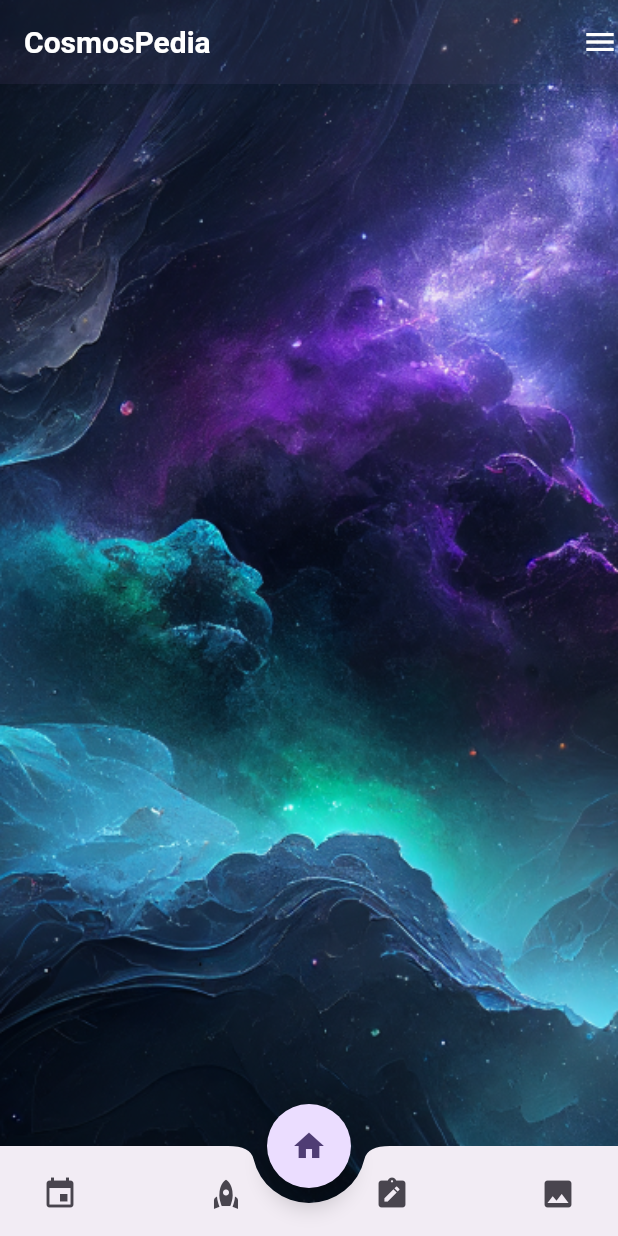
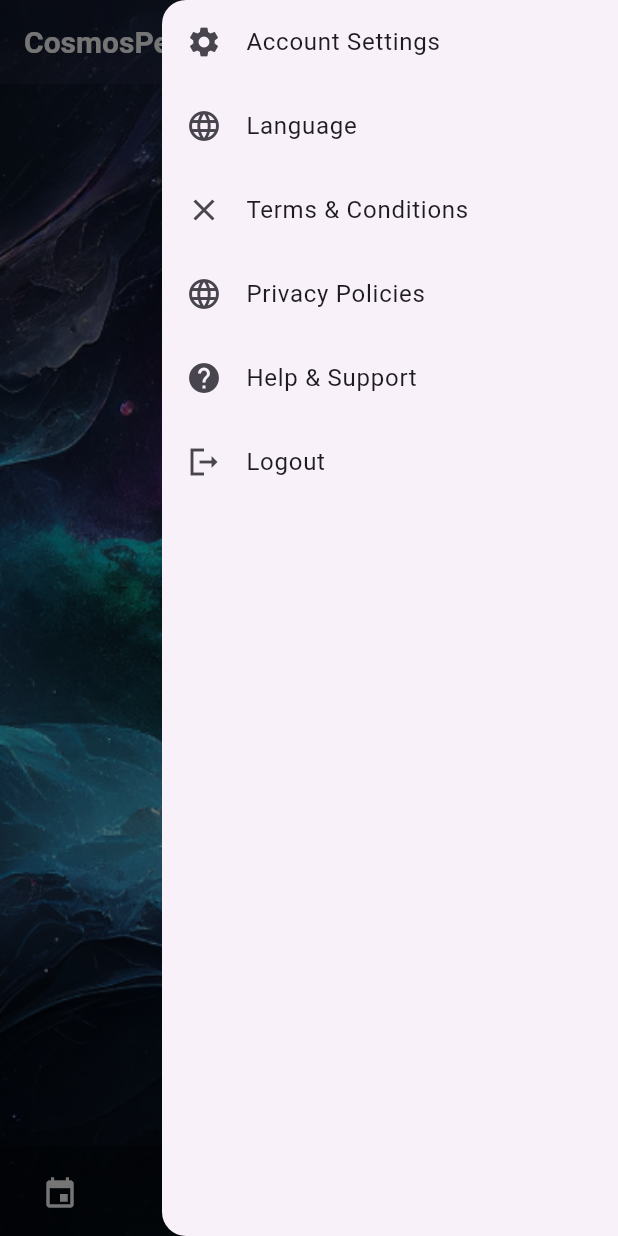
Before and after one commit to Vikas100702/CosmosPedia, a Flutter app: the screen it shows after launch, with the side drawer open (before the commit the screen has no drawer), on a phone screen of 412 x 824 dp. Run offline on Flutter 3.47's test engine with Material 3 defaults, Android fonts, the phone set to English and light mode, and no system bars.

Commit message:
HomeScreen.dart : Adding end drawer CustomAppBar.dart : Add notification icon CustomNavigationBar.dart:Change color

```diff
--- a/lib/CustomAppBar.dart
+++ b/lib/CustomAppBar.dart
@@ -1,10 +1,7 @@
 import 'package:flutter/material.dart';
 
 class CustomAppBar extends StatelessWidget implements PreferredSizeWidget {
-
-  const CustomAppBar({
-    super.key,
-  });
+  const CustomAppBar({super.key});
 
   @override
   Size get preferredSize => const Size.fromHeight(kToolbarHeight);
@@ -14,7 +11,6 @@ class CustomAppBar extends StatelessWidget implements PreferredSizeWidget {
     return AppBar(
       elevation: 10,
       backgroundColor: Colors.white.withAlpha(0),
-        // foregroundColor: Colors.transparent,
       automaticallyImplyLeading: false,
       title: Text(
         "CosmosPedia",
@@ -25,10 +21,27 @@ class CustomAppBar extends StatelessWidget implements PreferredSizeWidget {
         ),
       ),
       actions: [
-          Icon(
-            Icons.menu,
+        Row(
+          children: [
+            IconButton(
+              icon: Icon(Icons.notifications),
               color: Colors.white,
-          )
+              onPressed: () {
+                // Handle notification icon tap
+              },
+            ),
+            Builder(
+              builder: (context) => IconButton(
+                icon: Icon(Icons.menu),
+                color: Colors.white,
+                onPressed: () {
+                  Scaffold.of(context).openEndDrawer(); // Open the end drawer
+                },
+              ),
+            ),
+            SizedBox(width: 16), // Add padding to the right for better spacing
+          ],
+        ),
       ],
     );
   }
--- a/lib/CustomNavigationBar.dart
+++ b/lib/CustomNavigationBar.dart
@@ -1,3 +1,4 @@
+import 'package:flutter/cupertino.dart';
 import 'package:flutter/material.dart';
 
 class CustomNavigationBar extends StatefulWidget{
@@ -12,6 +13,7 @@ class _CustomNavigationBarState extends State<CustomNavigationBar> {
   @override
   Widget build(BuildContext context) {
     return BottomAppBar(
+      color: Colors.black38,
 
       height: 60,
       shape: CircularNotchedRectangle(),
@@ -19,10 +21,10 @@ class _CustomNavigationBarState extends State<CustomNavigationBar> {
       child: Row(
         mainAxisAlignment: MainAxisAlignment.spaceBetween,
         children: [
-          IconButton(onPressed: (){}, icon: Icon(Icons.event)),
-          IconButton(onPressed: (){}, icon: Icon(Icons.rocket)),
-          IconButton(onPressed: (){}, icon: Icon(Icons.note_alt)),
-          IconButton(onPressed: (){}, icon: Icon(Icons.image)),
+          IconButton(onPressed: (){}, icon: Icon(Icons.event) , color: CupertinoColors.white,),
+          IconButton(onPressed: (){}, icon: Icon(Icons.cloud) ,color: CupertinoColors.white,),
+          IconButton(onPressed: (){}, icon: Icon(Icons.note_alt),color: CupertinoColors.white),
+          IconButton(onPressed: (){}, icon: Icon(Icons.image),color: CupertinoColors.white),
 
         ],
       ),
--- a/lib/HomeScreen.dart
+++ b/lib/HomeScreen.dart
@@ -16,26 +16,82 @@ class _HomeScreenState extends State<HomeScreen> {
       decoration: BoxDecoration(
         image: DecorationImage(
           fit: BoxFit.cover,
-          image: AssetImage(
-            "assets/background.png",
+          image: AssetImage("assets/background.png"),
+        ),
+      ),
+      child: Scaffold(
+        backgroundColor: Colors.transparent,
+        appBar: CustomAppBar(), // CustomAppBar defined in a separate file
+        endDrawer: Drawer(
+          child: ListView(
+            padding: EdgeInsets.zero,
+            children: <Widget>[
+             /* DrawerHeader(
+                decoration: BoxDecoration(
+                  color: Colors.black,
+                ),
+                child: Text(
+                  'End Drawer Header',
+                  style: TextStyle(
+                    color: Colors.white,
+                    fontSize: 24,
+                  ),
+                ),
+              ),*/
+              ListTile(
+                leading: Icon(Icons.settings),
+                title: Text('Account Settings'),
+                onTap: () {
+                  // Handle Home tap
+                },
+              ),
+              ListTile(
+                leading: Icon(Icons.language),
+                title: Text('Language'),
+                onTap: () {
+                  // Handle Settings tap
+                },
+              ),
+              ListTile(
+                leading: Icon(Icons.close),
+                title: Text('Terms & Conditions'),
+                onTap: () {
+                  // Handle Settings tap
+                },
+              ),
+              ListTile(
+                leading: Icon(Icons.language),
+                title: Text('Privacy Policies'),
+                onTap: () {
+                  // Handle Settings tap
+                },
+              ),
+              ListTile(
+                leading: Icon(Icons.help),
+                title: Text('Help & Support '),
+                onTap: () {
+                  // Handle Settings tap
+                },
+              ),
+              ListTile(
+                leading: Icon(Icons.logout_sharp),
+                title: Text('Logout'),
+                onTap: () {
+                  // Handle Settings tap
+                },
+              ),
+            ],
           ),
         ),
-      ),
-      child: Stack(
-        children: <Widget>[
-          Scaffold(
-            backgroundColor: Colors.transparent,
-            appBar: CustomAppBar(),
-            floatingActionButton: FloatingActionButton(
-              // isExtended: true,
-              shape: CircleBorder(),
-              onPressed: (){},
-              child: Icon(Icons.home,),
-            ),
-            floatingActionButtonLocation: FloatingActionButtonLocation.centerDocked,
-            bottomNavigationBar: CustomNavigationBar(),
-          )
-        ],
+        floatingActionButton: FloatingActionButton(
+          shape: CircleBorder(),
+          onPressed: () {
+            // Handle FAB press
+          },
+          child: Icon(Icons.home),
+        ),
+        floatingActionButtonLocation: FloatingActionButtonLocation.centerDocked,
+        bottomNavigationBar: CustomNavigationBar(), // Custom bottom navigation bar
       ),
     );
   }
```
Also changed, not shown: pubspec.lock. Lines whose indentation alone changed are shown as unchanged.
